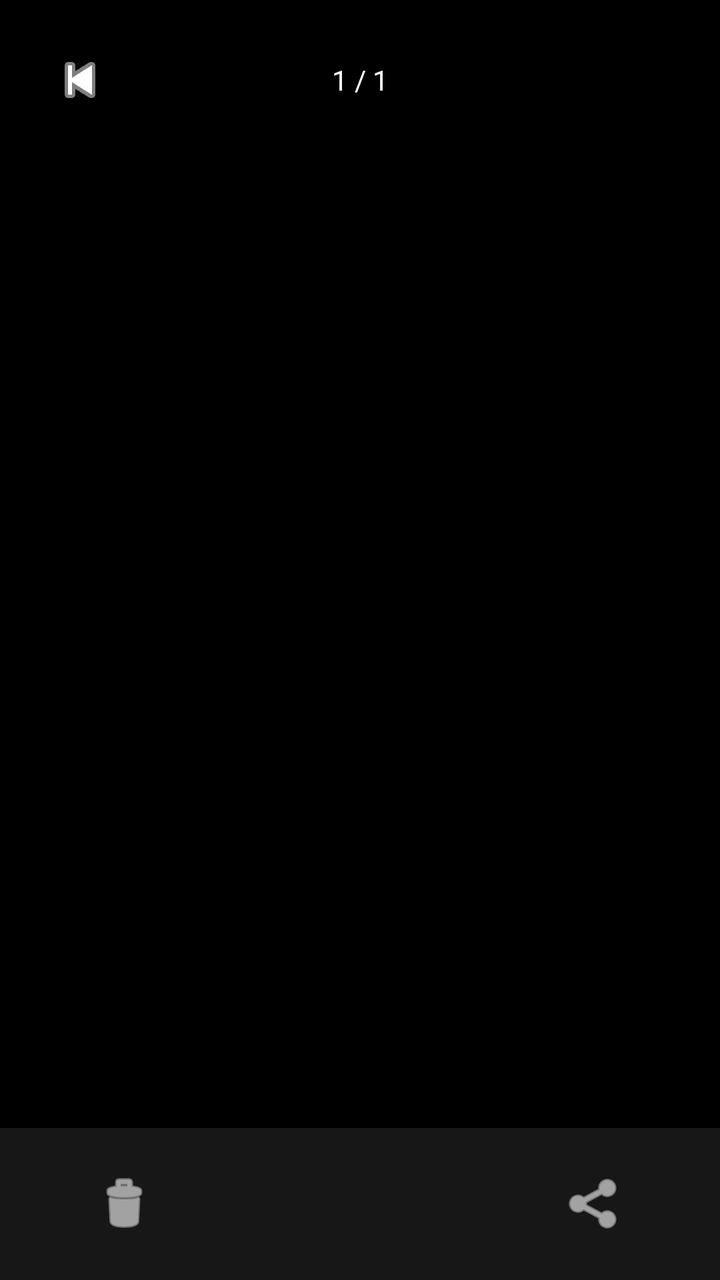
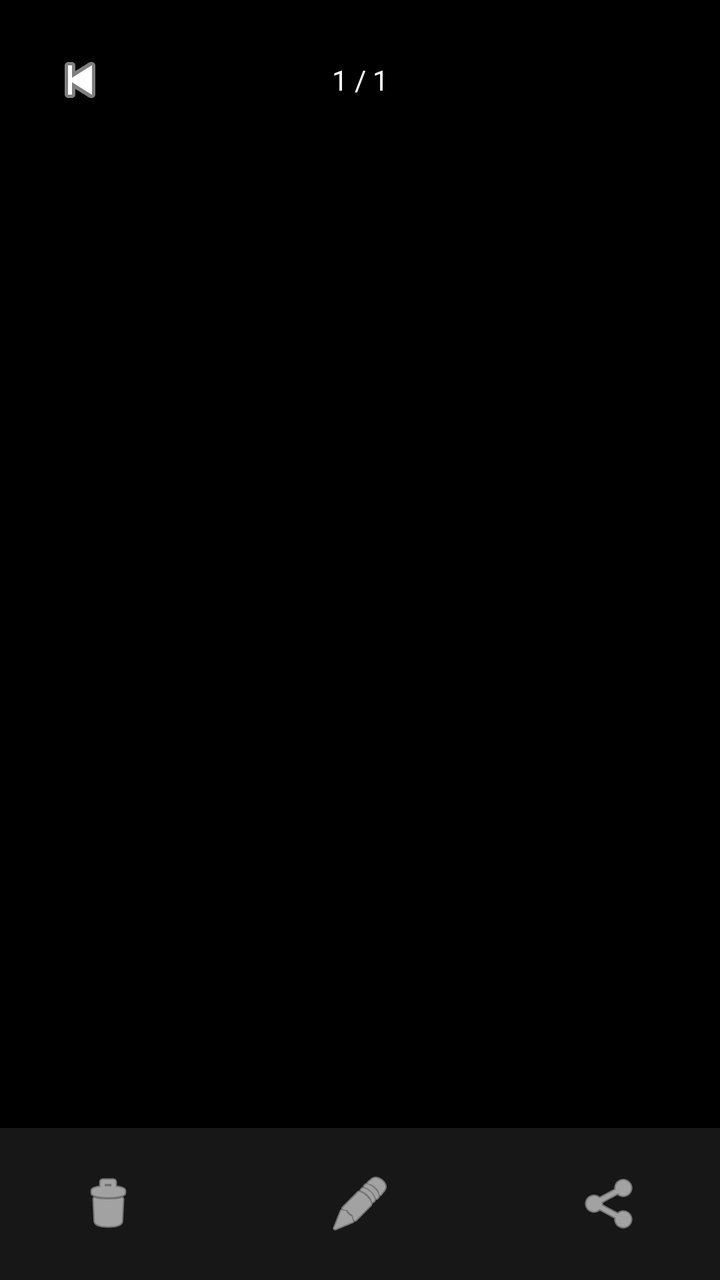

Screens rendered from an Android XML layout before and after an edit, with the pre-edit source and the edit as a unified diff.
<!-- AndroidManifest.xml: application theme Theme.CamCraft -->
<!-- res/layout/fragment_photo_viewer.xml -->
<androidx.constraintlayout.widget.ConstraintLayout
    xmlns:android="http://schemas.android.com/apk/res/android"
    xmlns:app="http://schemas.android.com/apk/res-auto"
    android:layout_width="match_parent"
    android:layout_height="match_parent"
    android:background="#000000">

    <ImageView
        android:id="@+id/fullPhoto"
        android:layout_width="0dp"
        android:layout_height="0dp"
        android:scaleType="fitCenter"
        android:contentDescription="Full-size photo"
        app:layout_constraintTop_toTopOf="parent"
        app:layout_constraintBottom_toTopOf="@id/viewerToolbar"
        app:layout_constraintStart_toStartOf="parent"
        app:layout_constraintEnd_toEndOf="parent" />

    <ImageButton
        android:id="@+id/btnViewerBack"
        android:layout_width="48dp"
        android:layout_height="48dp"
        android:layout_margin="16dp"
        android:background="?attr/selectableItemBackgroundBorderless"
        android:src="@android:drawable/ic_media_previous"
        android:tint="#FFFFFF"
        android:contentDescription="Close photo"
        app:layout_constraintTop_toTopOf="parent"
        app:layout_constraintStart_toStartOf="parent" />

    <TextView
        android:id="@+id/txtPhotoPosition"
        android:layout_width="wrap_content"
        android:layout_height="40dp"
        android:layout_marginTop="20dp"
        android:gravity="center"
        android:text="1 / 1"
        android:textColor="#FFFFFF"
        android:textSize="14sp"
        android:background="#99000000"
        android:paddingHorizontal="16dp"
        app:layout_constraintTop_toTopOf="parent"
        app:layout_constraintStart_toStartOf="parent"
        app:layout_constraintEnd_toEndOf="parent" />

    <LinearLayout
        android:id="@+id/viewerToolbar"
        android:layout_width="match_parent"
        android:layout_height="76dp"
        android:gravity="center"
        android:orientation="horizontal"
        android:background="#171717"
        android:paddingHorizontal="36dp"
        app:layout_constraintBottom_toBottomOf="parent">

        <ImageButton
            android:id="@+id/btnDeletePhoto"
            android:layout_width="52dp"
            android:layout_height="52dp"
            android:background="?attr/selectableItemBackgroundBorderless"
            android:src="@android:drawable/ic_menu_delete"
            android:tint="#FFFFFF"
            android:contentDescription="Delete photo" />

        <View
            android:layout_width="0dp"
            android:layout_height="1dp"
            android:layout_weight="1" />

        <ImageButton
            android:id="@+id/btnSharePhoto"
            android:layout_width="52dp"
            android:layout_height="52dp"
            android:background="?attr/selectableItemBackgroundBorderless"
            android:src="@android:drawable/ic_menu_share"
            android:tint="#FFFFFF"
            android:contentDescription="Share photo" />

    </LinearLayout>

</androidx.constraintlayout.widget.ConstraintLayout>
<!-- resources referenced by this layout -->
<resources>
  <style name="Theme.CamCraft" parent="Base.Theme.CamCraft" />
  <style name="Base.Theme.CamCraft" parent="Theme.Material3.DayNight.NoActionBar">
          
          
      </style>
</resources>

<!-- the commit's change to res/layout/fragment_photo_viewer.xml (unified diff, before → after) -->
@@ -50,7 +50,7 @@
         android:gravity="center"
         android:orientation="horizontal"
         android:background="#171717"
-        android:paddingHorizontal="36dp"
+        android:paddingHorizontal="28dp"
         app:layout_constraintBottom_toBottomOf="parent">
 
         <ImageButton
@@ -61,6 +61,20 @@
             android:src="@android:drawable/ic_menu_delete"
             android:tint="#FFFFFF"
             android:contentDescription="Delete photo" />
+
+        <View
+            android:layout_width="0dp"
+            android:layout_height="1dp"
+            android:layout_weight="1" />
+
+        <ImageButton
+            android:id="@+id/btnEditPhoto"
+            android:layout_width="52dp"
+            android:layout_height="52dp"
+            android:background="?attr/selectableItemBackgroundBorderless"
+            android:src="@android:drawable/ic_menu_edit"
+            android:tint="#FFFFFF"
+            android:contentDescription="Edit photo" />
 
         <View
             android:layout_width="0dp"
